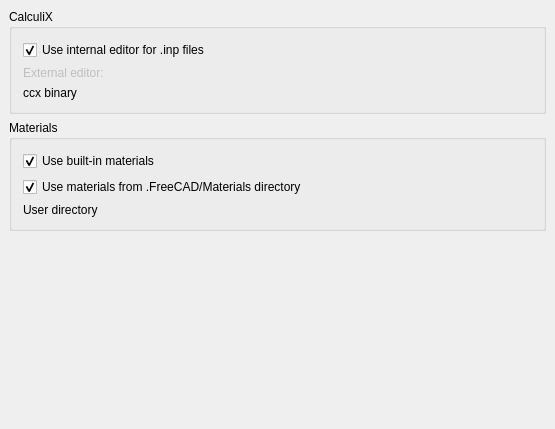
Above: src/Mod/Fem/Gui/DlgSettingsFem.ui from berndhahnebach/All_FreeCAD before the change. Below: the same form after it.
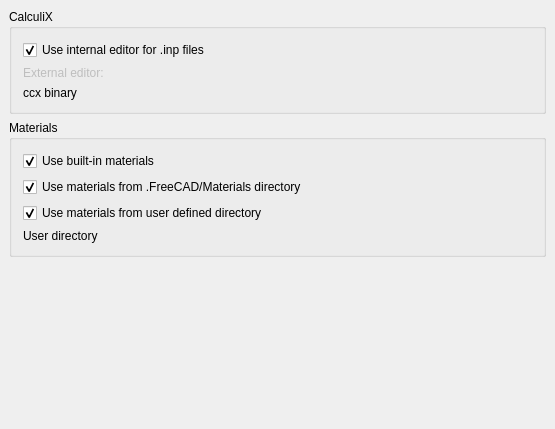
That is the form after the change. Custom widgets are drawn as their Qt base class.

Commit message: FEM: Add Preferences option to hide materials from user defined directory

```diff
--- a/src/Mod/Fem/Gui/DlgSettingsFem.ui
+++ b/src/Mod/Fem/Gui/DlgSettingsFem.ui
@@ -189,10 +189,29 @@
             </property>
            </widget>
           </item>
+          <item>
+           <widget class="Gui::PrefCheckBox" name="cb_use_mat_from_custom_dir">
+            <property name="text">
+             <string>Use materials from user defined directory</string>
+            </property>
+            <property name="checked">
+             <bool>true</bool>
+            </property>
+            <property name="prefEntry" stdset="0">
+             <cstring>UseMaterialsFromCustomDir</cstring>
+            </property>
+            <property name="prefPath" stdset="0">
+             <cstring>Mod/Fem</cstring>
+            </property>
+           </widget>
+          </item>
           <item>
            <layout class="QGridLayout" name="gridLayout">
             <item row="1" column="1">
              <widget class="Gui::PrefFileChooser" name="fc_custom_mat_dir">
+              <property name="enabled">
+               <bool>true</bool>
+              </property>
               <property name="sizePolicy">
                <sizepolicy hsizetype="Preferred" vsizetype="Preferred">
                 <horstretch>0</horstretch>
@@ -218,6 +237,9 @@
             </item>
             <item row="1" column="0">
              <widget class="QLabel" name="l_custom_mat_dir">
+              <property name="enabled">
+               <bool>true</bool>
+              </property>
               <property name="minimumSize">
                <size>
                 <width>100</width>
```
Left out of the diff: 64 changed lines with no effect on the pictures. The commit also changes 2 other files.
